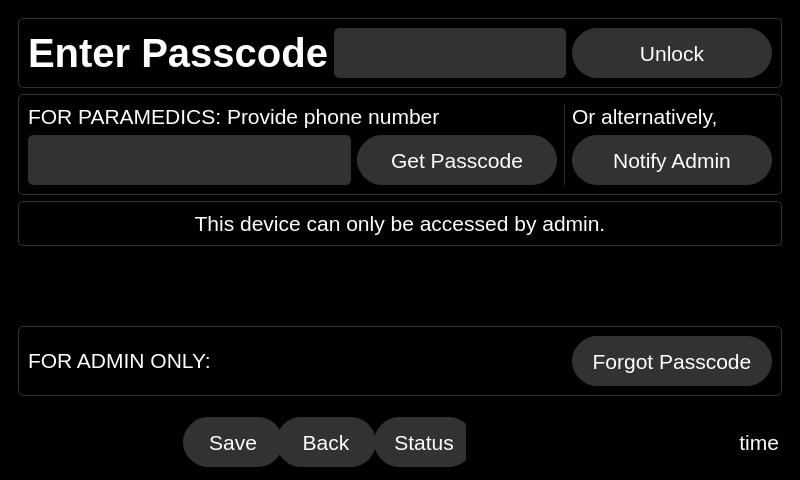
Old version of the form qt_design/main_window.ui in the repository zyl120/Naloxone_Safety_Kit.
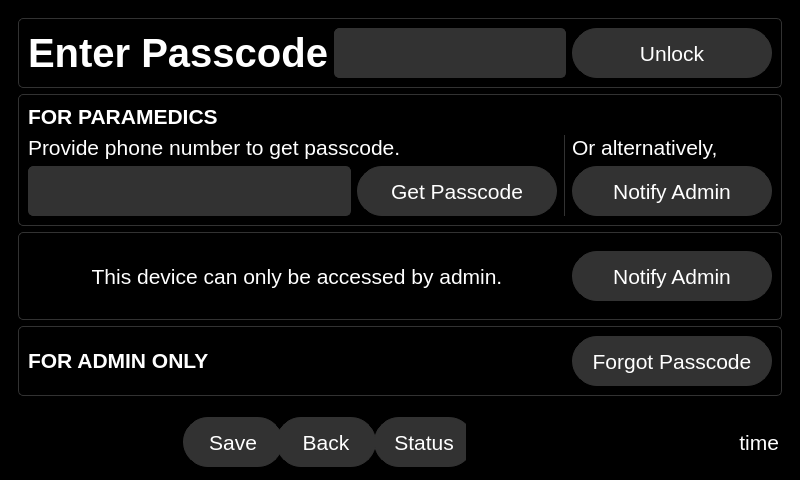
New version of the form. Icons and pictures are not drawn.

Commit message: add more notify admin buttons

Diff of the .ui file:
```diff
--- a/qt_design/main_window.ui
+++ b/qt_design/main_window.ui
@@ -4800,6 +4800,12 @@
          <layout class="QVBoxLayout" name="verticalLayout_2">
           <item>
            <widget class="QFrame" name="paramedic_frame">
+            <property name="sizePolicy">
+             <sizepolicy hsizetype="Preferred" vsizetype="Expanding">
+              <horstretch>0</horstretch>
+              <verstretch>0</verstretch>
+             </sizepolicy>
+            </property>
             <property name="styleSheet">
              <string notr="true">QWidget#paramedic_frame{border-radius: 5px;border-color:rgb(50,50,50);border-width: 1px;border-style: solid;}</string>
             </property>
@@ -4810,74 +4816,53 @@
              <enum>QFrame::Raised</enum>
             </property>
             <layout class="QGridLayout" name="gridLayout_2">
-             <item row="3" column="1">
-              <widget class="QPushButton" name="get_passcode_button">
-               <property name="minimumSize">
-                <size>
-                 <width>200</width>
-                 <height>50</height>
-                </size>
-               </property>
-               <property name="maximumSize">
-                <size>
-                 <width>200</width>
-                 <height>50</height>
-                </size>
-               </property>
-               <property name="font">
-                <font>
-                 <pointsize>16</pointsize>
-                </font>
-               </property>
-               <property name="styleSheet">
-                <string notr="true">color: white; background-color: rgb(50,50,50); border-radius:25px;border-color: rgb(50,50,50);border-width: 1px;border-style: solid;
-</string>
-               </property>
-               <property name="text">
-                <string>Get Passcode</string>
-               </property>
-              </widget>
-             </item>
-             <item row="3" column="0">
-              <widget class="QLineEdit" name="paramedic_phone_number_lineedit">
-               <property name="minimumSize">
-                <size>
-                 <width>0</width>
-                 <height>50</height>
-                </size>
-               </property>
-               <property name="maximumSize">
-                <size>
-                 <width>16777215</width>
-                 <height>50</height>
-                </size>
-               </property>
-               <property name="font">
-                <font>
-                 <pointsize>16</pointsize>
-                </font>
-               </property>
-               <property name="styleSheet">
-                <string notr="true">color: white; background-color: rgb(50,50,50); border-radius:5px;border-color: rgb(50,50,50);border-width: 1px;border-style: solid;</string>
-               </property>
-              </widget>
-             </item>
-             <item row="2" column="0" colspan="2">
+             <item row="0" column="0" colspan="4">
               <widget class="QLabel" name="paramedicsLabel">
                <property name="font">
                 <font>
                  <pointsize>16</pointsize>
+                 <bold>true</bold>
                 </font>
                </property>
                <property name="styleSheet">
                 <string notr="true">color:white</string>
                </property>
                <property name="text">
-                <string>FOR PARAMEDICS: Provide phone number</string>
+                <string>FOR PARAMEDICS</string>
                </property>
               </widget>
              </item>
-             <item row="2" column="2" rowspan="2">
+             <item row="1" column="3">
+              <widget class="QLabel" name="label_14">
+               <property name="font">
+                <font>
+                 <pointsize>16</pointsize>
+                </font>
+               </property>
+               <property name="styleSheet">
+                <string notr="true">color:white</string>
+               </property>
+               <property name="text">
+                <string>Or alternatively,</string>
+               </property>
+              </widget>
+             </item>
+             <item row="1" column="0" colspan="2">
+              <widget class="QLabel" name="label_28">
+               <property name="font">
+                <font>
+                 <pointsize>16</pointsize>
+                </font>
+               </property>
+               <property name="styleSheet">
+                <string notr="true">color:white</string>
+               </property>
+               <property name="text">
+                <string>Provide phone number to get passcode.</string>
+               </property>
+              </widget>
+             </item>
+             <item row="1" column="2" rowspan="2">
               <widget class="Line" name="line_4">
                <property name="styleSheet">
                 <string notr="true">color:rgb(50,50,50)</string>
@@ -4890,8 +4875,8 @@
                </property>
               </widget>
              </item>
-             <item row="3" column="3">
-              <widget class="QPushButton" name="notify_admin_button">
+             <item row="2" column="1">
+              <widget class="QPushButton" name="get_passcode_button">
                <property name="minimumSize">
                 <size>
                  <width>200</width>
@@ -4914,22 +4899,79 @@
 </string>
                </property>
                <property name="text">
-                <string>Notify Admin</string>
+                <string>Get Passcode</string>
+               </property>
+               <property name="icon">
+                <iconset>
+                 <normaloff>../main/res/get_passcode.png</normaloff>../main/res/get_passcode.png</iconset>
+               </property>
+               <property name="iconSize">
+                <size>
+                 <width>32</width>
+                 <height>32</height>
+                </size>
                </property>
               </widget>
              </item>
              <item row="2" column="3">
-              <widget class="QLabel" name="label_14">
+              <widget class="QPushButton" name="notify_admin_button">
+               <property name="minimumSize">
+                <size>
+                 <width>200</width>
+                 <height>50</height>
+                </size>
+               </property>
+               <property name="maximumSize">
+                <size>
+                 <width>200</width>
+                 <height>50</height>
+                </size>
+               </property>
                <property name="font">
                 <font>
                  <pointsize>16</pointsize>
                 </font>
                </property>
                <property name="styleSheet">
-                <string notr="true">color:white</string>
+                <string notr="true">color: white; background-color: rgb(50,50,50); border-radius:25px;border-color: rgb(50,50,50);border-width: 1px;border-style: solid;
+</string>
                </property>
                <property name="text">
-                <string>Or alternatively,</string>
+                <string>Notify Admin</string>
+               </property>
+               <property name="icon">
+                <iconset>
+                 <normaloff>../main/res/notify.png</normaloff>../main/res/notify.png</iconset>
+               </property>
+               <property name="iconSize">
+                <size>
+                 <width>32</width>
+                 <height>32</height>
+                </size>
+               </property>
+              </widget>
+             </item>
+             <item row="2" column="0">
+              <widget class="QLineEdit" name="paramedic_phone_number_lineedit">
+               <property name="minimumSize">
+                <size>
+                 <width>0</width>
+                 <height>50</height>
+                </size>
+               </property>
+               <property name="maximumSize">
+                <size>
+                 <width>16777215</width>
+                 <height>50</height>
+                </size>
+               </property>
+               <property name="font">
+                <font>
+                 <pointsize>16</pointsize>
+                </font>
+               </property>
+               <property name="styleSheet">
+                <string notr="true">color: white; background-color: rgb(50,50,50); border-radius:5px;border-color: rgb(50,50,50);border-width: 1px;border-style: solid;</string>
                </property>
               </widget>
              </item>
@@ -4938,6 +4980,12 @@
           </item>
           <item>
            <widget class="QFrame" name="admin_only_frame">
+            <property name="sizePolicy">
+             <sizepolicy hsizetype="Preferred" vsizetype="Expanding">
+              <horstretch>0</horstretch>
+              <verstretch>0</verstretch>
+             </sizepolicy>
+            </property>
             <property name="styleSheet">
              <string notr="true">.QFrame{border-radius: 5px;border-color:rgb(50,50,50);border-width: 1px;border-style: solid;}</string>
             </property>
@@ -4947,8 +4995,8 @@
             <property name="frameShadow">
              <enum>QFrame::Raised</enum>
             </property>
-            <layout class="QGridLayout" name="gridLayout_22">
-             <item row="0" column="0">
+            <layout class="QHBoxLayout" name="horizontalLayout_11">
+             <item>
               <widget class="QLabel" name="label_26">
                <property name="font">
                 <font>
@@ -4966,22 +5014,47 @@
                </property>
               </widget>
              </item>
+             <item>
+              <widget class="QPushButton" name="notify_admin_button_3">
+               <property name="minimumSize">
+                <size>
+                 <width>200</width>
+                 <height>50</height>
+                </size>
+               </property>
+               <property name="maximumSize">
+                <size>
+                 <width>200</width>
+                 <height>50</height>
+                </size>
+               </property>
+               <property name="font">
+                <font>
+                 <pointsize>16</pointsize>
+                </font>
+               </property>
+               <property name="styleSheet">
+                <string notr="true">color: white; background-color: rgb(50,50,50); border-radius:25px;border-color: rgb(50,50,50);border-width: 1px;border-style: solid;
+</string>
+               </property>
+               <property name="text">
+                <string>Notify Admin</string>
+               </property>
+               <property name="icon">
+                <iconset>
+                 <normaloff>../main/res/notify.png</normaloff>../main/res/notify.png</iconset>
+               </property>
+               <property name="iconSize">
+                <size>
+                 <width>32</width>
+                 <height>32</height>
+                </size>
+               </property>
+              </widget>
+             </item>
             </layout>
            </widget>
           </item>
-          <item>
-           <spacer name="verticalSpacer_10">
-            <property name="orientation">
-             <enum>Qt::Vertical</enum>
-            </property>
-            <property name="sizeHint" stdset="0">
-             <size>
-              <width>20</width>
-              <height>40</height>
-             </size>
-            </property>
-           </spacer>
-          </item>
           <item>
            <widget class="QFrame" name="frame_6">
             <property name="sizePolicy">
@@ -5011,13 +5084,14 @@
                <property name="font">
                 <font>
                  <pointsize>16</pointsize>
+                 <bold>true</bold>
                 </font>
                </property>
                <property name="styleSheet">
                 <string notr="true">color:white</string>
                </property>
                <property name="text">
-                <string>FOR ADMIN ONLY:</string>
+                <string>FOR ADMIN ONLY</string>
                </property>
                <property name="buddy">
                 <cstring>forgotPasswordPushButton</cstring>
```
Left out of the diff: 20 changed lines with no effect on the pictures. The commit also changes 5 other files.
